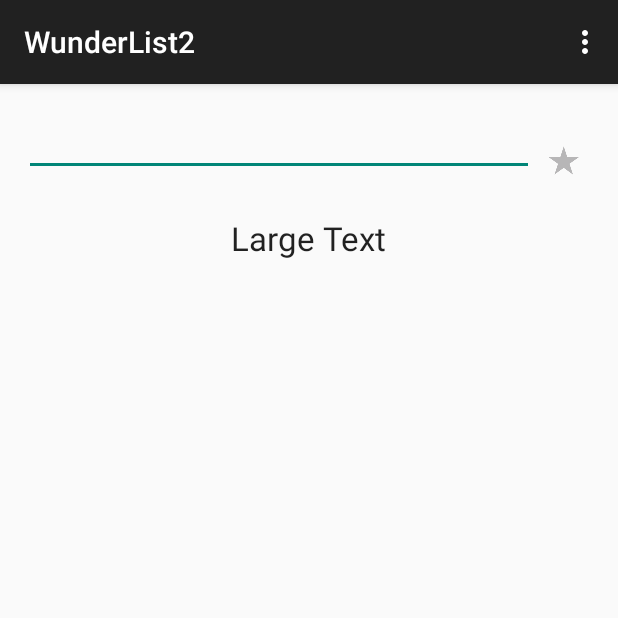
After one commit to umanusorn/wunderlist2, an Android app: the ListActivity screen opened directly, with no data from a screen before it, on a phone screen of 412 x 824 dp, the top half of it. The commit adds this screen. Run offline under Robolectric (Android 15) with nearby library versions, the light colour scheme and no system bars.

Commit message:
add ListActivity

```diff
--- /dev/null
+++ b/app/src/main/java/com/vi8e/um/wunderlist/Activity/ListActivity.java
@@ -0,0 +1,44 @@
+package com.vi8e.um.wunderlist.Activity;
+
+import android.os.Bundle;
+import android.support.v7.app.AppCompatActivity;
+import android.view.Menu;
+import android.view.MenuItem;
+
+import com.vi8e.um.wunderlist.R;
+
+
+public
+class ListActivity extends AppCompatActivity {
+
+@Override
+protected
+void onCreate ( Bundle savedInstanceState ) {
+	super.onCreate ( savedInstanceState );
+	setContentView ( R.layout.activity_list );
+}
+
+@Override
+public
+boolean onCreateOptionsMenu ( Menu menu ) {
+	// Inflate the menu; this adds items to the action bar if it is present.
+	getMenuInflater ().inflate ( R.menu.menu_list, menu );
+	return true;
+}
+
+@Override
+public
+boolean onOptionsItemSelected ( MenuItem item ) {
+	// Handle action bar item clicks here. The action bar will
+	// automatically handle clicks on the Home/Up button, so long
+	// as you specify a parent activity in AndroidManifest.xml.
+	int id = item.getItemId ();
+
+	//noinspection SimplifiableIfStatement
+	if ( id == R.id.action_settings ) {
+		return true;
+	}
+
+	return super.onOptionsItemSelected ( item );
+}
+}
--- a/app/src/main/java/com/vi8e/um/wunderlist/MainActivity.java
+++ b/app/src/main/java/com/vi8e/um/wunderlist/MainActivity.java
@@ -46,6 +46,7 @@ Activity thisActivity;
 @Override
 protected void onCreate(Bundle savedInstanceState) {
 	super.onCreate(savedInstanceState);
+	//toolbar.setBackgroundColor ( Color.alpha ( 0 ) );
 	Fabric.with ( this, new Crashlytics () );
 	setContentView ( R.layout.activity_main );
 	thisActivity=this;
--- /dev/null
+++ b/app/src/main/res/layout/activity_list.xml
@@ -0,0 +1,44 @@
+<RelativeLayout xmlns:android="http://schemas.android.com/apk/res/android"
+                xmlns:tools="http://schemas.android.com/tools"
+                android:layout_width="match_parent"
+                android:layout_height="match_parent"
+                android:paddingLeft="@dimen/activity_horizontal_margin"
+                android:paddingRight="@dimen/activity_horizontal_margin"
+                android:paddingTop="@dimen/activity_vertical_margin"
+                android:paddingBottom="@dimen/activity_vertical_margin"
+                tools:context="com.vi8e.um.wunderlist.Activity.ListActivity">
+
+    <EditText
+            android:layout_width="match_parent"
+            android:layout_height="wrap_content"
+            android:id="@+id/editText"
+            android:layout_alignParentTop="true"
+            android:layout_toLeftOf="@+id/imageView3"
+            android:layout_toStartOf="@+id/imageView3"/>
+
+    <ImageView
+            android:layout_width="wrap_content"
+            android:layout_height="wrap_content"
+            android:id="@+id/imageView3"
+            android:src="@mipmap/wl_task_detail_ribbon"
+            android:layout_alignTop="@+id/editText"
+            android:layout_alignParentRight="true"
+            android:layout_alignParentEnd="true"/>
+
+    <ListView
+            android:layout_width="wrap_content"
+            android:layout_height="wrap_content"
+            android:id="@+id/listView"
+            android:layout_below="@+id/imageView3"
+            android:layout_centerHorizontal="true"/>
+
+    <TextView
+            android:layout_width="wrap_content"
+            android:layout_height="wrap_content"
+            android:textAppearance="?android:attr/textAppearanceLarge"
+            android:text="Large Text"
+            android:id="@+id/textView"
+            android:layout_below="@+id/listView"
+            android:layout_centerHorizontal="true"/>
+
+</RelativeLayout>
--- a/app/src/main/res/layout/activity_main.xml
+++ b/app/src/main/res/layout/activity_main.xml
@@ -71,9 +71,7 @@
 
         </android.support.v4.widget.NestedScrollView>
 
-
         <include layout="@layout/floating_action_btn"/>
-
 
     </android.support.design.widget.CoordinatorLayout>
 
--- /dev/null
+++ b/app/src/main/res/menu/menu_list.xml
@@ -0,0 +1,9 @@
+<menu xmlns:android="http://schemas.android.com/apk/res/android"
+      xmlns:app="http://schemas.android.com/apk/res-auto"
+      xmlns:tools="http://schemas.android.com/tools"
+      tools:context="com.vi8e.um.wunderlist.Activity.ListActivity">
+    <item android:id="@+id/action_settings"
+          android:title="@string/action_settings"
+          android:orderInCategory="100"
+          app:showAsAction="never"/>
+</menu>
--- a/app/src/main/res/values/strings.xml
+++ b/app/src/main/res/values/strings.xml
@@ -9,4 +9,5 @@
     <string name="txt_other">Other</string>
     <string name="txt_test">Test UI Animation</string>
     <string name="title_activity_code_lab">CodeLabActivity</string>
+    <string name="title_activity_list">ListActivity</string>
 </resources>
--- a/app/src/main/res/values/styles.xml
+++ b/app/src/main/res/values/styles.xml
@@ -3,6 +3,7 @@
     <!-- Base application theme. -->
     <style name="AppTheme" parent="Theme.AppCompat.Light.DarkActionBar">
         <!-- Customize your theme here. -->
+        <item name="android:windowActionBarOverlay">true</item>
     </style>
 
 </resources>
```
